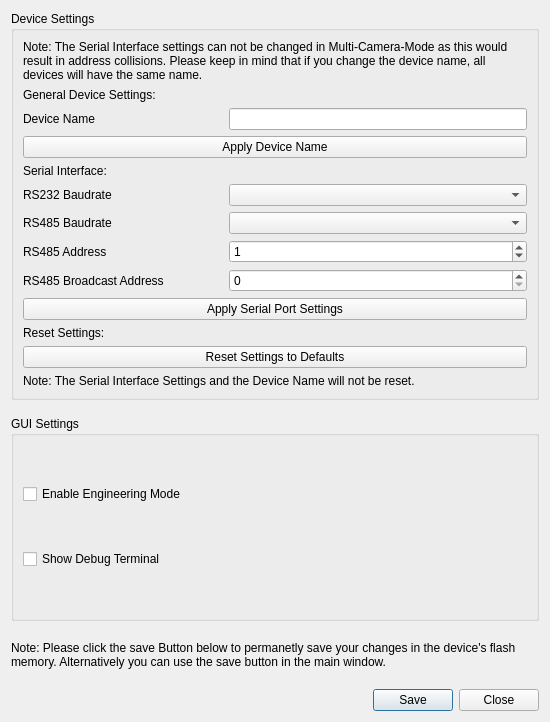
KAYA-Instruments/SDI-Control-Point, file dct_widgets/settingsdialog/settingsdialog.ui: the form before one commit.
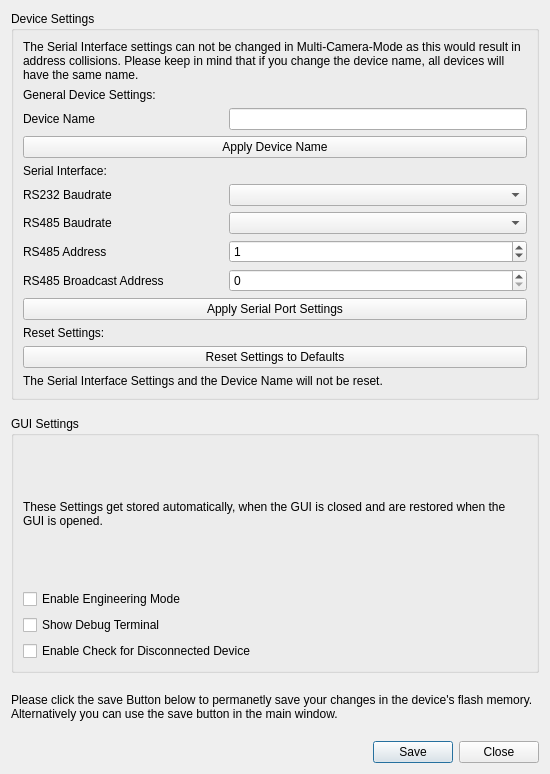
The form after the commit. Icons and pictures are not drawn.

```diff
--- a/dct_widgets/settingsdialog/settingsdialog.ui
+++ b/dct_widgets/settingsdialog/settingsdialog.ui
@@ -7,7 +7,7 @@
     <x>0</x>
     <y>0</y>
     <width>550</width>
-    <height>722</height>
+    <height>774</height>
    </rect>
   </property>
   <property name="sizePolicy">
@@ -63,7 +63,7 @@
          </sizepolicy>
         </property>
         <property name="text">
-         <string>Note: The Serial Interface settings can not be changed in Multi-Camera-Mode as this would result in address collisions. Please keep in mind that if you change the device name, all devices will have the same name.</string>
+         <string>The Serial Interface settings can not be changed in Multi-Camera-Mode as this would result in address collisions. Please keep in mind that if you change the device name, all devices will have the same name.</string>
         </property>
         <property name="wordWrap">
          <bool>true</bool>
@@ -274,7 +274,7 @@
       <item>
        <widget class="QLabel" name="lblNote2">
         <property name="text">
-         <string>Note: The Serial Interface Settings and the Device Name will not be reset.</string>
+         <string>The Serial Interface Settings and the Device Name will not be reset.</string>
         </property>
         <property name="wordWrap">
          <bool>true</bool>
@@ -318,6 +318,16 @@
       <string>GUI Settings</string>
      </property>
      <layout class="QVBoxLayout" name="verticalLayout_2">
+      <item>
+       <widget class="QLabel" name="lblNote4">
+        <property name="text">
+         <string>These Settings get stored automatically, when the GUI is closed and are restored when the GUI is opened.</string>
+        </property>
+        <property name="wordWrap">
+         <bool>true</bool>
+        </property>
+       </widget>
+      </item>
       <item>
        <widget class="QCheckBox" name="cbxEngineeringMode">
         <property name="sizePolicy">
@@ -338,6 +348,13 @@
         </property>
        </widget>
       </item>
+      <item>
+       <widget class="QCheckBox" name="cbxConnectionCheck">
+        <property name="text">
+         <string>Enable Check for Disconnected Device</string>
+        </property>
+       </widget>
+      </item>
      </layout>
     </widget>
    </item>
@@ -366,7 +383,7 @@
       </sizepolicy>
      </property>
      <property name="text">
-      <string>Note: Please click the save Button below to permanetly save your changes in the device's flash memory. Alternatively you can use the save button in the main window.</string>
+      <string>Please click the save Button below to permanetly save your changes in the device's flash memory. Alternatively you can use the save button in the main window.</string>
      </property>
      <property name="wordWrap">
       <bool>true</bool>
```
